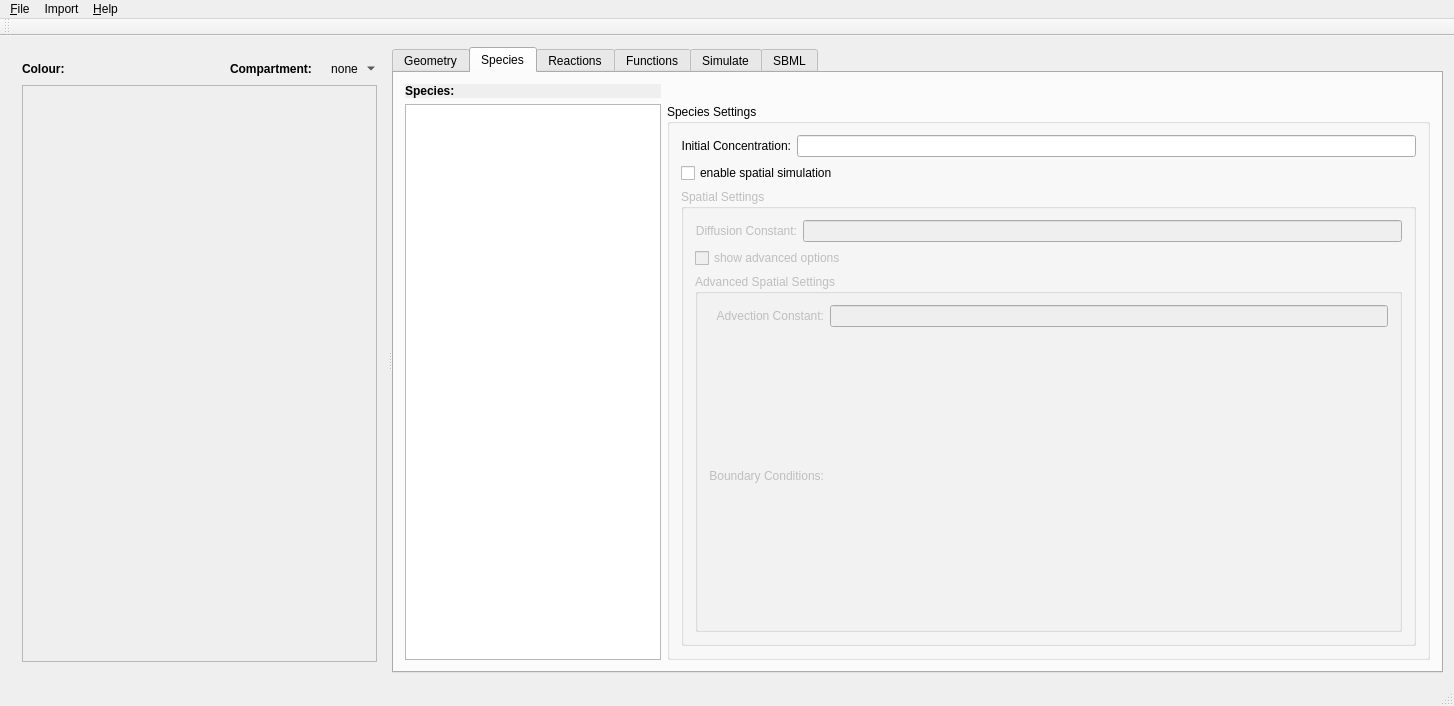
Above: ui/mainwindow.ui from spatial-model-editor/spatial-model-editor before the change. Below: the same form after it.
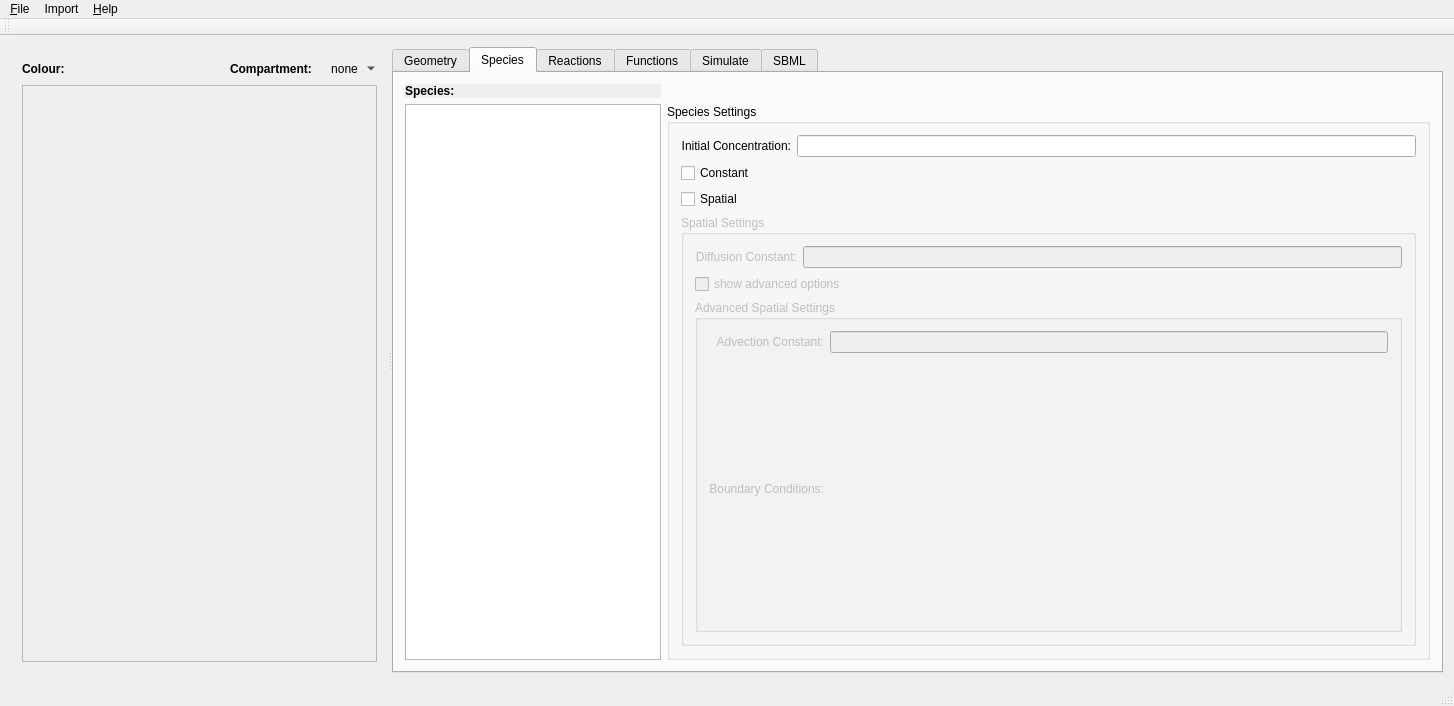
That is the form after the change. The open tabs and pages were chosen to show the change. Custom widgets are drawn as their Qt base class.

Commit message: - convert initialAmount of species to initialConcentration   - update docs with maths section, units

Patch:
```diff
--- a/ui/mainwindow.ui
+++ b/ui/mainwindow.ui
@@ -20,7 +20,7 @@
       <property name="orientation">
        <enum>Qt::Horizontal</enum>
       </property>
-      <widget class="QWidget" name="">
+      <widget class="QWidget" name="layoutWidget">
        <layout class="QGridLayout" name="gridCompartments">
         <item row="0" column="2">
          <widget class="QLabel" name="lblCompartment">
@@ -211,6 +211,16 @@
                 <item row="0" column="1">
                  <widget class="QLineEdit" name="txtInitialConcentration"/>
                 </item>
+                <item row="1" column="0">
+                 <widget class="QCheckBox" name="chkSpeciesIsConstant">
+                  <property name="toolTip">
+                   <string>if &quot;Constant&quot; is checked: the species has a fixed concentration during the simulation</string>
+                  </property>
+                  <property name="text">
+                   <string>Constant</string>
+                  </property>
+                 </widget>
+                </item>
                 <item row="0" column="0">
                  <widget class="QLabel" name="lblInitConc">
                   <property name="text">
@@ -221,15 +231,18 @@
                   </property>
                  </widget>
                 </item>
+                <item row="2" column="0">
+                 <widget class="QCheckBox" name="chkSpeciesIsSpatial">
+                  <property name="toolTip">
+                   <string>If &quot;Spatial&quot; is checked: the concentration varies over the compartment, i.e. it is a function of space</string>
+                  </property>
+                  <property name="text">
+                   <string>Spatial</string>
+                  </property>
+                 </widget>
+                </item>
                </layout>
               </item>
-              <item>
-               <widget class="QCheckBox" name="chkEnableSpatial">
-                <property name="text">
-                 <string>enable spatial simulation</string>
-                </property>
-               </widget>
-              </item>
               <item>
                <widget class="QGroupBox" name="grpSpatial">
                 <property name="enabled">
```
Left out of the diff: 2 changed lines with no effect on the pictures. The commit also changes 14 other files.
